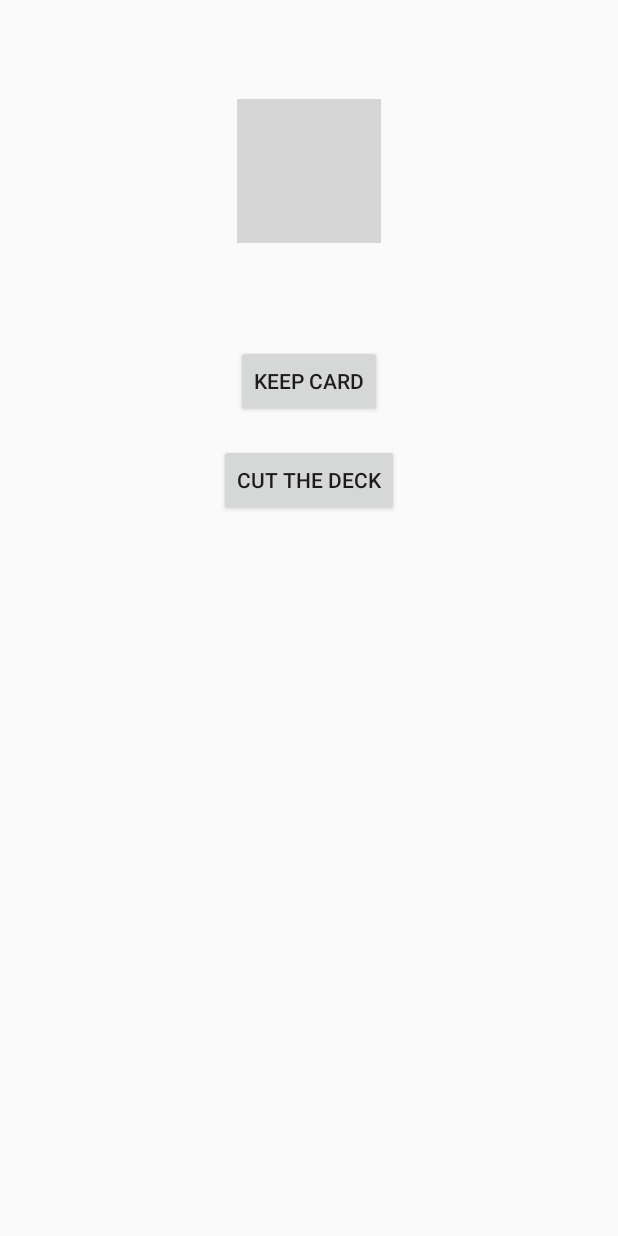
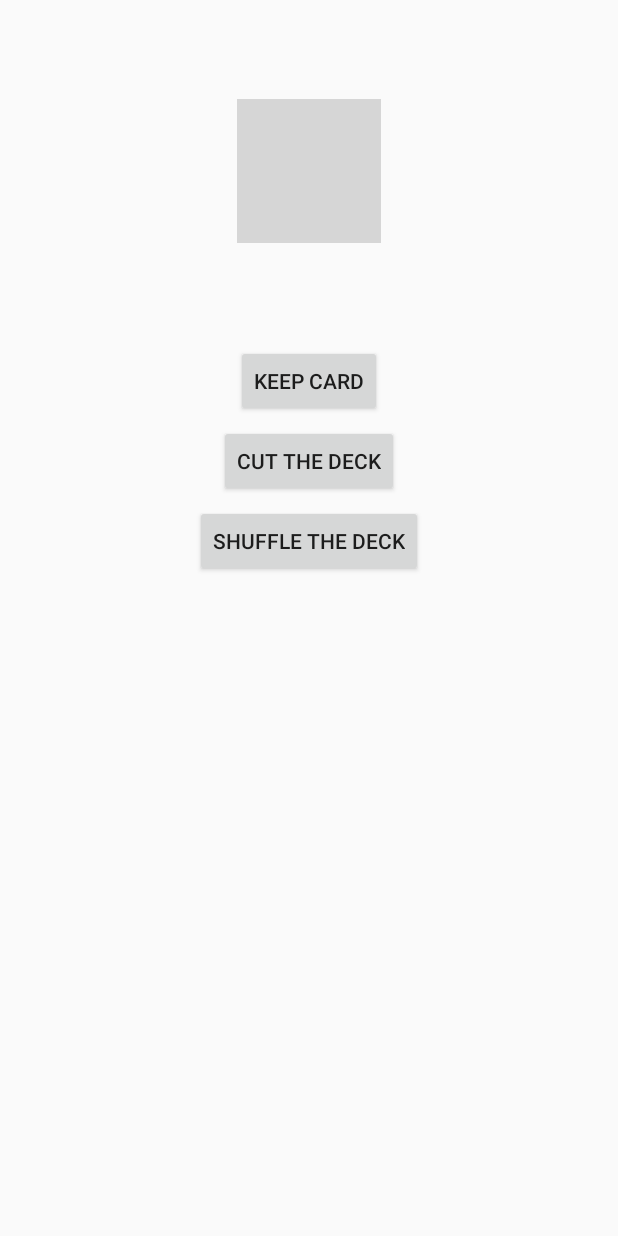
Before and after one commit to JakeHerb/PocketDeck, an Android app: the SingleDeviceActivity screen opened directly, with no data from a screen before it, after a tap on "GRAB A NEW CARD", on a phone screen of 412 x 824 dp. Run offline under Robolectric (Android 15) with nearby library versions, the phone set to English and light mode, and no system bars; grey boxes are pictures that could not be loaded.

Commit message:
Added shuffle method to CardDeck class, and added a shuffle button to the singleDeviceActivity. Also made a couple design changes to make everything fit better.

```diff
--- a/app/src/main/java/com/jacobherbel/pocketdeck/SingleDeviceActivity.java
+++ b/app/src/main/java/com/jacobherbel/pocketdeck/SingleDeviceActivity.java
@@ -53,9 +53,6 @@ public class SingleDeviceActivity extends AppCompatActivity {
         } else {
             keepbtn.setText("An issue occurred");
         }
-
-
-
     }
 
     // Adds a new card to the hand and responds according to how many cards are already in the hand
@@ -78,9 +75,14 @@ public class SingleDeviceActivity extends AppCompatActivity {
     }
 
     // Cuts the deck between 1/4 of its size, and 3/4 of its size
-    public void cutDeck(View mView) {
+    public void cutDeck(View View) {
         int cutIndex = rn.nextInt(mCardDeck.getCardsInDeck() / 2) + (mCardDeck.getCardsInDeck() / 4);
         mCardDeck.cut(cutIndex);
     }
 
+    // Shuffles the deck
+    public void shuffleDeck(View view) {
+        mCardDeck.shuffle();
+    }
+
 }
--- a/app/src/main/java/com/jacobherbel/pocketdeck/cardStuff/CardDeck.java
+++ b/app/src/main/java/com/jacobherbel/pocketdeck/cardStuff/CardDeck.java
@@ -47,6 +47,14 @@ public class CardDeck {
                     throw new Error("Card Picture missing");
                 }
             }
+        }
+    }
+
+    // Grabs random cards from the unshuffled portion of the deck and places them at the end until all cards are shuffled
+    public void shuffle() {
+        for (int i = mCardsInDeck; i > 0; i--) {
+            int tempIndex = rn.nextInt(i);
+            mDeck.add(mDeck.remove(tempIndex));
         }
     }
 
--- a/app/src/main/res/layout/activity_single_device.xml
+++ b/app/src/main/res/layout/activity_single_device.xml
@@ -37,11 +37,15 @@
         android:layout_marginTop="50dp"
         android:src="@drawable/back"/>
 
+    <RelativeLayout
+        android:layout_width="match_parent"
+        android:layout_height="wrap_content">
+
         <Button
             android:id="@+id/newCardBtn"
             android:layout_width="wrap_content"
             android:layout_height="wrap_content"
-        android:layout_gravity="center"
+            android:layout_centerHorizontal="true"
             android:layout_marginTop="18dp"
             android:text="Grab a new card"
             android:onClick="getTopCard"/>
@@ -50,16 +54,30 @@
             android:id="@+id/cutDeckBtn"
             android:layout_width="wrap_content"
             android:layout_height="wrap_content"
-        android:layout_gravity="center"
-        android:layout_marginTop="18dp"
+            android:layout_centerHorizontal="true"
+            android:layout_marginTop="5dp"
             android:text="Cut the Deck"
+            android:layout_below="@id/newCardBtn"
             android:onClick="cutDeck"/>
+
+        <Button
+            android:id="@+id/shuffleDeckBtn"
+            android:layout_width="wrap_content"
+            android:layout_height="wrap_content"
+            android:layout_centerHorizontal="true"
+            android:layout_below="@id/cutDeckBtn"
+            android:layout_marginTop="5dp"
+            android:text="Shuffle the Deck"
+            android:onClick="shuffleDeck"/>
+    </RelativeLayout>
 
     <RelativeLayout
         android:id="@+id/handLayout"
         android:layout_width="wrap_content"
         android:layout_height="wrap_content"
         android:layout_marginTop="20dp"
+        android:clipChildren="false"
+        android:clipToPadding="false"
         android:layout_gravity="center">
 
 
```
Lines whose indentation alone changed are shown as unchanged.
